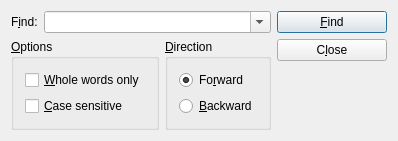
Qt form tools/assistant/finddialog.ui (arnt/qt-history2) before a commit.
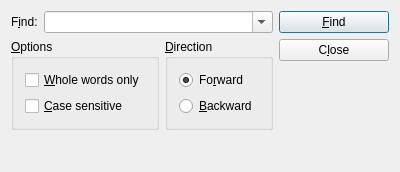
The same form after that commit.

Commit message:
p4i integration Integrate 179868 from 4.0 to main: Fixes:    refresh the UI files
[git-p4: depot-paths = "//depot/qt/main/": change = 179869]

```diff
--- a/tools/assistant/finddialog.ui
+++ b/tools/assistant/finddialog.ui
@@ -19,8 +19,8 @@
    <rect>
     <x>0</x>
     <y>0</y>
-    <width>388</width>
-    <height>131</height>
+    <width>400</width>
+    <height>172</height>
    </rect>
   </property>
   <property name="windowTitle" >
@@ -35,14 +35,6 @@
    </property>
    <item row="3" column="0" >
     <spacer>
-     <property name="geometry" >
-      <rect>
-       <x>9</x>
-       <y>102</y>
-       <width>126</width>
-       <height>20</height>
-      </rect>
-     </property>
      <property name="orientation" >
       <enum>Qt::Vertical</enum>
      </property>
@@ -59,14 +51,6 @@
    </item>
    <item row="2" column="2" >
     <spacer>
-     <property name="geometry" >
-      <rect>
-       <x>269</x>
-       <y>65</y>
-       <width>110</width>
-       <height>33</height>
-      </rect>
-     </property>
      <property name="orientation" >
       <enum>Qt::Vertical</enum>
      </property>
@@ -83,14 +67,6 @@
    </item>
    <item row="0" column="2" >
     <widget class="QPushButton" name="findButton" >
-     <property name="geometry" >
-      <rect>
-       <x>269</x>
-       <y>9</y>
-       <width>110</width>
-       <height>25</height>
-      </rect>
-     </property>
      <property name="text" >
       <string>&amp;Find</string>
      </property>
@@ -104,14 +80,6 @@
    </item>
    <item row="1" column="2" >
     <widget class="QPushButton" name="closeButton" >
-     <property name="geometry" >
-      <rect>
-       <x>269</x>
-       <y>38</y>
-       <width>110</width>
-       <height>23</height>
-      </rect>
-     </property>
      <property name="text" >
       <string>C&amp;lose</string>
      </property>
@@ -175,14 +143,6 @@
    </item>
    <item rowspan="2" row="1" column="1" >
     <widget class="QGroupBox" name="ButtonGroup2" >
-     <property name="geometry" >
-      <rect>
-       <x>139</x>
-       <y>38</y>
-       <width>126</width>
-       <height>60</height>
-      </rect>
-     </property>
      <property name="title" >
       <string>&amp;Direction</string>
      </property>
@@ -195,14 +155,6 @@
       </property>
       <item>
        <widget class="QRadioButton" name="radioForward" >
-        <property name="geometry" >
-         <rect>
-          <x>11</x>
-          <y>20</y>
-          <width>104</width>
-          <height>13</height>
-         </rect>
-        </property>
         <property name="text" >
          <string>Fo&amp;rward</string>
         </property>
@@ -213,14 +165,6 @@
       </item>
       <item>
        <widget class="QRadioButton" name="radioBackward" >
-        <property name="geometry" >
-         <rect>
-          <x>11</x>
-          <y>37</y>
-          <width>104</width>
-          <height>13</height>
-         </rect>
-        </property>
         <property name="text" >
          <string>&amp;Backward</string>
         </property>
@@ -257,14 +201,6 @@
      </item>
      <item>
       <widget class="QComboBox" name="comboFind" >
-       <property name="geometry" >
-        <rect>
-         <x>24</x>
-         <y>2</y>
-         <width>231</width>
-         <height>20</height>
-        </rect>
-       </property>
        <property name="sizePolicy" >
         <sizepolicy>
          <hsizetype>7</hsizetype>
```
Left out of the diff: 32 changed lines with no effect on the pictures. The commit also changes 2 other files.
